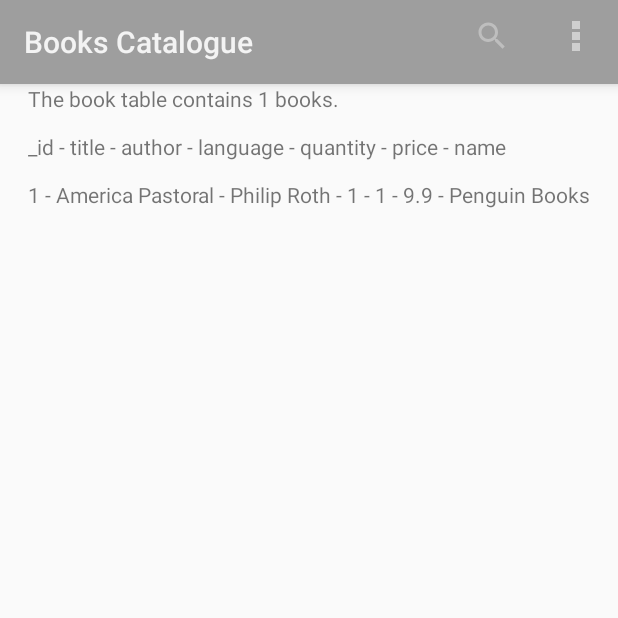
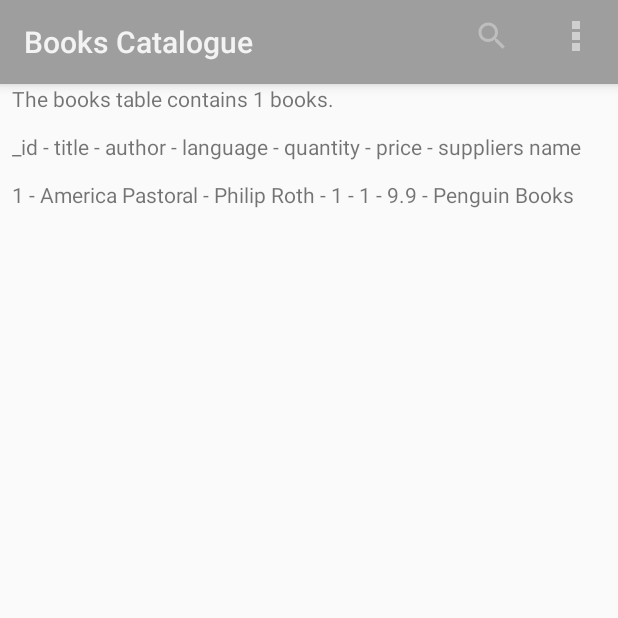
Before and after one commit to litur/BookStoreApp, an Android app: the screen it shows after launch (MainActivity), in the options menu, after a tap on "Insert Dummy Data", on a phone screen of 412 x 824 dp, the top half of it. Run offline under Robolectric (Android 15) with nearby library versions, the phone set to English and light mode, and no system bars.

Commit message:
Minor changes and code polishing

```diff
--- a/app/src/main/java/com/example/android/bookstoreapp/MainActivity.java
+++ b/app/src/main/java/com/example/android/bookstoreapp/MainActivity.java
@@ -3,9 +3,9 @@ package com.example.android.bookstoreapp;
 import android.content.ContentValues;
 import android.database.Cursor;
 import android.database.sqlite.SQLiteDatabase;
+import android.os.Bundle;
 import android.support.v7.app.ActionBar;
 import android.support.v7.app.AppCompatActivity;
-import android.os.Bundle;
 import android.support.v7.widget.Toolbar;
 import android.util.Log;
 import android.view.Menu;
@@ -52,8 +52,6 @@ public class MainActivity extends AppCompatActivity {
         // Create and/or open a database to read from it
         SQLiteDatabase db = mDbHelper.getReadableDatabase();
 
-        String myTableName = "";
-
         // projection is an array containing the fields we want to retrieve with our query
         String[] projection = { BookEntry.TABLE_NAME + "." + BookEntry._ID, BookEntry.COLUMN_BOOK_TITLE,
                 BookEntry.COLUMN_BOOK_AUTHOR,
@@ -72,14 +70,14 @@ public class MainActivity extends AppCompatActivity {
         try {
             // Create a header in the Text View with the results from the Query
 
-            displayView.setText("The book table contains " + cursor.getCount() + " books.\n\n");
+            displayView.setText(getString(R.string.main_act_table_books_message, String.valueOf(cursor.getCount())));
             displayView.append(BookEntry._ID + " - " +
                     BookEntry.COLUMN_BOOK_TITLE +
                     " - " + BookEntry.COLUMN_BOOK_AUTHOR +
                     " - " + BookEntry.COLUMN_BOOK_LANGUAGE +
                     " - " + BookEntry.COLUMN_BOOK_QUANTITY +
                     " - " + BookEntry.COLUMN_BOOK_PRICE +
-                    " - " + SupplierEntry.COLUMN_SUPPLIER_NAME +"\n");
+                    " - " + SupplierEntry.TABLE_NAME + " " + SupplierEntry.COLUMN_SUPPLIER_NAME + "\n");
 
             // Figure out the index of each column
             int idColumnIndex = cursor.getColumnIndex(BookEntry._ID);
@@ -125,7 +123,7 @@ public class MainActivity extends AppCompatActivity {
 
     }
 
-    // Inserts fake (dummy) data in the Books table
+    // Inserts fake (dummy) data in the Book and supplier tables
     private void insertDummyData(){
 
         // To access our database, we instantiate our subclass of SQLiteOpenHelper
@@ -135,7 +133,7 @@ public class MainActivity extends AppCompatActivity {
         // Create and/or open a database to write in  it
         SQLiteDatabase db = mDbHelper.getWritableDatabase();
 
-        // Inserts a record in supplier table
+        // Inserts a record in suppliers table
         ContentValues mySuppliersDummyData = new ContentValues();
         mySuppliersDummyData.put(SupplierContract.SupplierEntry.COLUMN_SUPPLIER_NAME, "Penguin Books");
         mySuppliersDummyData.put(SupplierContract.SupplierEntry.COLUMN_SUPPLIER_PHONE, "555-2537");
@@ -157,7 +155,7 @@ public class MainActivity extends AppCompatActivity {
         // Insert the new row, returning the primary key value of the new row
         long newBookRowId = db.insert(BookEntry.TABLE_NAME, null, myBooksDummyData);
         Log.e(LOGTAG, "Inserted Book row " + String.valueOf(newBookRowId));
-        showToast("Inserted Book row " + String.valueOf(newBookRowId),this);
+        showToast(getString(R.string.new_book_inserted, String.valueOf(newBookRowId), BookEntry.TABLE_NAME), this);
     }
 
     // Inflates buttons in the action bar
@@ -167,7 +165,7 @@ public class MainActivity extends AppCompatActivity {
         return super.onCreateOptionsMenu(menu);
     }
 
-    // Sets action on the Settings button in the Action Bar
+    // Sets action on the buttons in the Action Bar
     @Override
     public boolean onOptionsItemSelected(MenuItem item) {
         int id = item.getItemId();
--- a/app/src/main/java/com/example/android/bookstoreapp/Utility.java
+++ b/app/src/main/java/com/example/android/bookstoreapp/Utility.java
@@ -8,6 +8,7 @@ public class Utility {
         /**
          * Displays the given Message in a toast
          * @param toastMessage the message (string) to be displayed by the toast
+         * @param context the context from which the function is called
          */
         static void showToast(String toastMessage, Context context) {
 
--- a/app/src/main/res/layout/activity_main.xml
+++ b/app/src/main/res/layout/activity_main.xml
@@ -20,13 +20,14 @@
         app:popupTheme="@style/ThemeOverlay.AppCompat.Light" />
 
     <TextView
-        android:layout_width="wrap_content"
+        android:id="@+id/queryResult_textview"
+        android:layout_width="0dp"
         android:layout_height="wrap_content"
-        android:id="@+id/queryResult_textview"
-        tools:text="Hello World!"
-        app:layout_constraintTop_toBottomOf="@id/my_toolbar"
+        android:layout_marginLeft="8dp"
+        android:layout_marginRight="8dp"
         app:layout_constraintLeft_toLeftOf="parent"
         app:layout_constraintRight_toRightOf="parent"
-         />
+        app:layout_constraintTop_toBottomOf="@id/my_toolbar"
+        tools:text="Hello World!" />
 
 </android.support.constraint.ConstraintLayout>
--- a/app/src/main/res/menu/action_bar.xml
+++ b/app/src/main/res/menu/action_bar.xml
@@ -1,7 +1,6 @@
 <?xml version="1.0" encoding="utf-8"?>
 <menu xmlns:android="http://schemas.android.com/apk/res/android"
     xmlns:app="http://schemas.android.com/apk/res-auto">
-
 
     <!-- Insert dummy data,  always  in the overflow -->
     <item
@@ -15,8 +14,6 @@
         android:title="@string/title_activity_settings"
         app:showAsAction="never" />
 
-
-
     <!-- Search dialog -->
     <item
         android:id="@+id/action_search"
--- a/app/src/main/res/values/strings.xml
+++ b/app/src/main/res/values/strings.xml
@@ -1,9 +1,15 @@
-<resources>
+<resources xmlns:xliff="urn:oasis:names:tc:xliff:document:1.2">
     <string name="app_name">BookStoreApp</string>
     <string name="search">Search</string>
     <string name="mainActivity_title">Books Catalogue</string>
+    <string name="main_act_table_books_message">The books table contains <xliff:g example="1" id="Rows">%s</xliff:g> books.\n \n</string>
+
+
     <!-- Strings related to Settings -->
     <string name="title_activity_settings">Settings</string>
     <string name="insert_dummy_data">Insert Dummy Data</string>
 
+    <!-- Strings for Toast Messages -->
+    <string name="new_book_inserted">Inserted a new Book at row <xliff:g example="1" id="myRow">%s </xliff:g> in table <xliff:g example="books" id="myTable">%s </xliff:g> </string>
+
 </resources>
```
